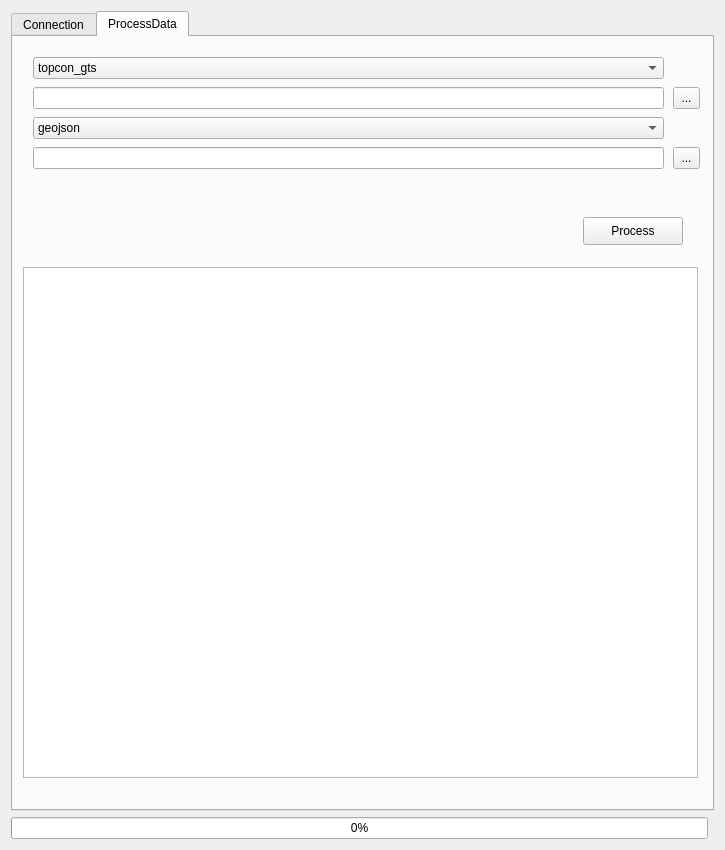
Qt form totalstation_dialog_base.ui (enzococca/totalopenstationToQgis_old) before a commit.
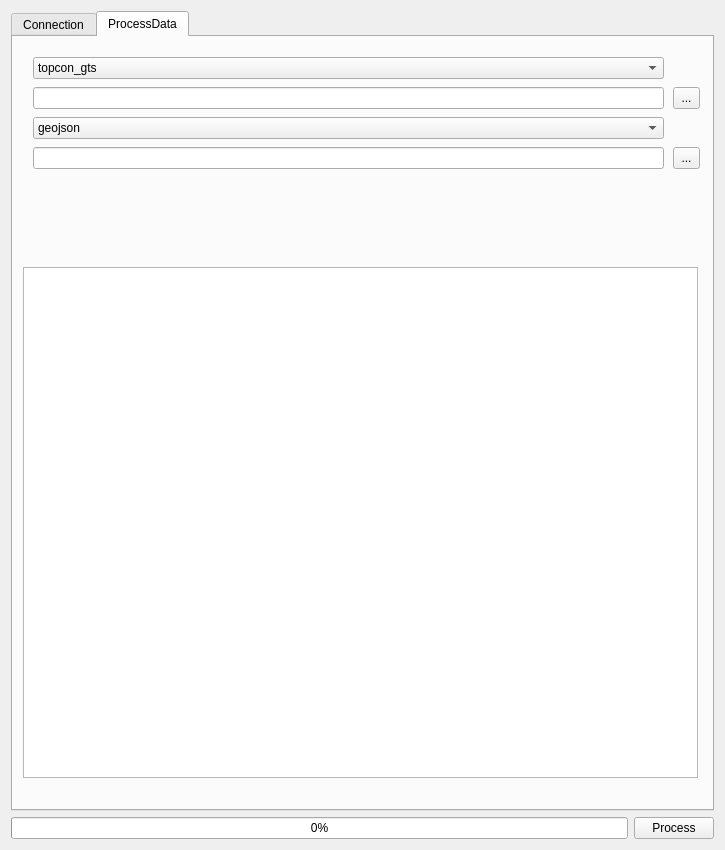
The same form after that commit. The open tabs and pages were chosen to show the change. Icons and pictures are not drawn. Custom widgets are drawn as their Qt base class.

Commit message: test progress bar and texedit

Diff of the .ui file:
```diff
--- a/totalstation_dialog_base.ui
+++ b/totalstation_dialog_base.ui
@@ -18,6 +18,13 @@
     <normaloff>:/plugins/totalopenstationToQgis/icon.png</normaloff>:/plugins/totalopenstationToQgis/icon.png</iconset>
   </property>
   <layout class="QGridLayout" name="gridLayout">
+   <item row="1" column="0">
+    <widget class="QProgressBar" name="progressBar">
+     <property name="value">
+      <number>0</number>
+     </property>
+    </widget>
+   </item>
    <item row="0" column="0" colspan="2">
     <widget class="QTabWidget" name="tabWidget">
      <property name="currentIndex">
@@ -549,25 +556,6 @@
         </rect>
        </property>
       </widget>
-      <widget class="QPushButton" name="pushButton_export">
-       <property name="geometry">
-        <rect>
-         <x>570</x>
-         <y>180</y>
-         <width>100</width>
-         <height>28</height>
-        </rect>
-       </property>
-       <property name="maximumSize">
-        <size>
-         <width>100</width>
-         <height>16777215</height>
-        </size>
-       </property>
-       <property name="text">
-        <string>Process</string>
-       </property>
-      </widget>
       <widget class="QTableView" name="tableView">
        <property name="geometry">
         <rect>
@@ -587,10 +575,16 @@
      </widget>
     </widget>
    </item>
-   <item row="1" column="0">
-    <widget class="QProgressBar" name="progressBar">
-     <property name="value">
-      <number>0</number>
+   <item row="1" column="1">
+    <widget class="QPushButton" name="pushButton_export">
+     <property name="maximumSize">
+      <size>
+       <width>100</width>
+       <height>16777215</height>
+      </size>
+     </property>
+     <property name="text">
+      <string>Process</string>
      </property>
     </widget>
    </item>
```
The commit also changes 1 other file.
